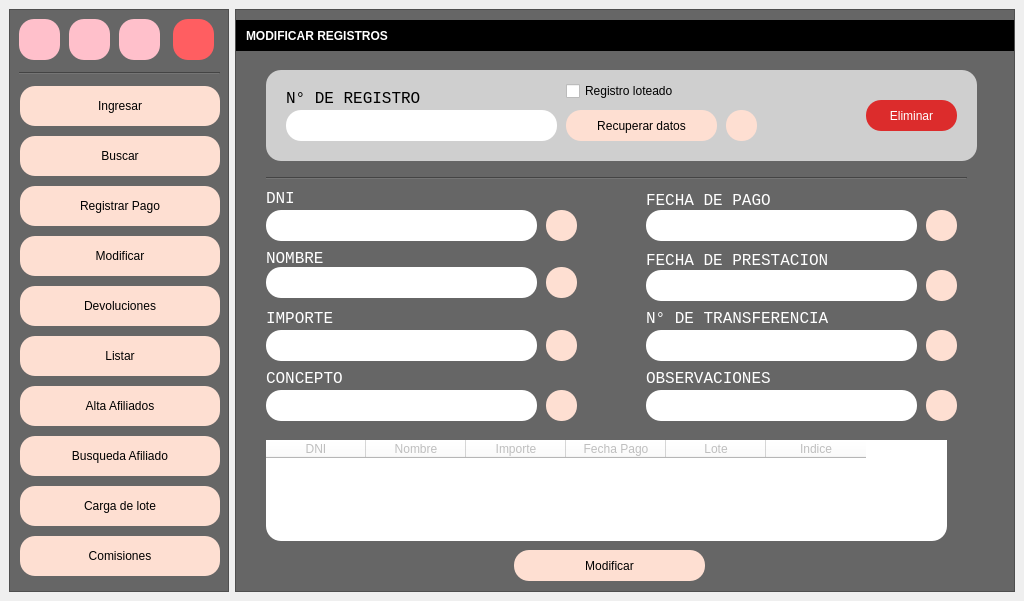
Above: ingresos.ui from zenfranco/office before the change. Below: the same form after it.
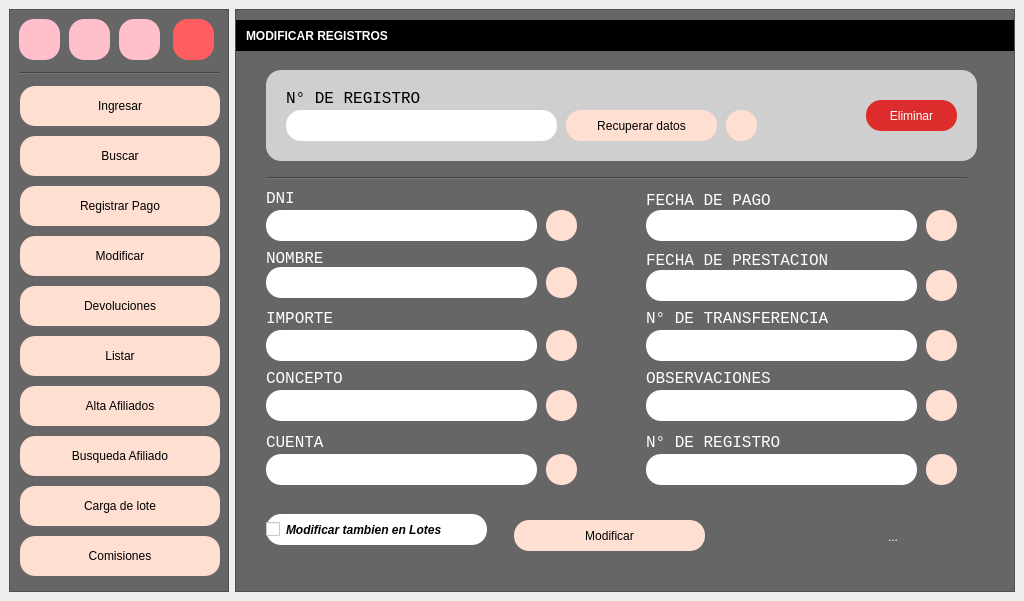
That is the form after the change. The open tabs and pages were chosen to show the change. Icons and pictures are not drawn.

```diff
--- a/ingresos.ui
+++ b/ingresos.ui
@@ -79,7 +79,8 @@
 font-weight: bold;
 }
 QTableWidget{
-background-color:#eee9e7;
+background-color:rgb(255, 240, 239);
+
 }
 
 QRadioButton{
@@ -4022,7 +4023,7 @@
            <property name="geometry">
             <rect>
              <x>278</x>
-             <y>540</y>
+             <y>510</y>
              <width>191</width>
              <height>31</height>
             </rect>
@@ -4153,69 +4154,6 @@
              <string>Eliminar</string>
             </property>
            </widget>
-           <widget class="QCheckBox" name="cbx_loteado">
-            <property name="geometry">
-             <rect>
-              <x>300</x>
-              <y>10</y>
-              <width>151</width>
-              <height>22</height>
-             </rect>
-            </property>
-            <property name="text">
-             <string>Registro loteado</string>
-            </property>
-           </widget>
-          </widget>
-          <widget class="QTableWidget" name="tb_modificar">
-           <property name="enabled">
-            <bool>false</bool>
-           </property>
-           <property name="geometry">
-            <rect>
-             <x>30</x>
-             <y>430</y>
-             <width>681</width>
-             <height>101</height>
-            </rect>
-           </property>
-           <property name="styleSheet">
-            <string notr="true">background-color: white;
-border-radius:15px;</string>
-           </property>
-           <attribute name="verticalHeaderVisible">
-            <bool>false</bool>
-           </attribute>
-           <column>
-            <property name="text">
-             <string>DNI</string>
-            </property>
-           </column>
-           <column>
-            <property name="text">
-             <string>Nombre</string>
-            </property>
-           </column>
-           <column>
-            <property name="text">
-             <string>Importe</string>
-            </property>
-           </column>
-           <column>
-            <property name="text">
-             <string>Fecha Pago</string>
-            </property>
-           </column>
-           <column>
-            <property name="text">
-             <string>Lote</string>
-            </property>
-           </column>
-           <column>
-            <property name="text">
-             <string>Indice</string>
-            </property>
-           </column>
           </widget>
           <widget class="QFrame" name="frame_29">
            <property name="geometry">
@@ -4255,6 +4193,150 @@
             </property>
            </widget>
           </widget>
+          <widget class="QPushButton" name="btn_liberacuenta">
+           <property name="geometry">
+            <rect>
+             <x>310</x>
+             <y>444</y>
+             <width>31</width>
+             <height>31</height>
+            </rect>
+           </property>
+           <property name="text">
+            <string/>
+           </property>
+           <property name="icon">
+            <iconset>
+             <normaloff>icons/unlock.png</normaloff>icons/unlock.png</iconset>
+           </property>
+          </widget>
+          <widget class="QLineEdit" name="txt_modificar_cuenta">
+           <property name="enabled">
+            <bool>false</bool>
+           </property>
+           <property name="geometry">
+            <rect>
+             <x>30</x>
+             <y>444</y>
+             <width>271</width>
+             <height>31</height>
+            </rect>
+           </property>
+          </widget>
+          <widget class="QLabel" name="label_47">
+           <property name="geometry">
+            <rect>
+             <x>30</x>
+             <y>424</y>
+             <width>221</width>
+             <height>17</height>
+            </rect>
+           </property>
+           <property name="font">
+            <font>
+             <family>Liberation Mono</family>
+             <pointsize>12</pointsize>
+             <weight>50</weight>
+             <italic>false</italic>
+             <bold>false</bold>
+            </font>
+           </property>
+           <property name="text">
+            <string>CUENTA</string>
+           </property>
+          </widget>
+          <widget class="QPushButton" name="btn_liberanuevoreg">
+           <property name="geometry">
+            <rect>
+             <x>690</x>
+             <y>444</y>
+             <width>31</width>
+             <height>31</height>
+            </rect>
+           </property>
+           <property name="text">
+            <string/>
+           </property>
+           <property name="icon">
+            <iconset>
+             <normaloff>icons/unlock.png</normaloff>icons/unlock.png</iconset>
+           </property>
+          </widget>
+          <widget class="QLineEdit" name="txt_modificar_nuevoreg">
+           <property name="enabled">
+            <bool>false</bool>
+           </property>
+           <property name="geometry">
+            <rect>
+             <x>410</x>
+             <y>444</y>
+             <width>271</width>
+             <height>31</height>
+            </rect>
+           </property>
+          </widget>
+          <widget class="QLabel" name="label_193">
+           <property name="geometry">
+            <rect>
+             <x>410</x>
+             <y>424</y>
+             <width>221</width>
+             <height>17</height>
+            </rect>
+           </property>
+           <property name="font">
+            <font>
+             <family>Liberation Mono</family>
+             <pointsize>12</pointsize>
+             <weight>50</weight>
+             <italic>false</italic>
+             <bold>false</bold>
+            </font>
+           </property>
+           <property name="text">
+            <string>N° DE REGISTRO</string>
+           </property>
+          </widget>
+          <widget class="QLabel" name="signal_indice">
+           <property name="geometry">
+            <rect>
+             <x>652</x>
+             <y>518</y>
+             <width>68</width>
+             <height>17</height>
+            </rect>
+           </property>
+           <property name="text">
+            <string>...</string>
+           </property>
+          </widget>
+          <widget class="QCheckBox" name="cbx_modificaenlote">
+           <property name="geometry">
+            <rect>
+             <x>30</x>
+             <y>504</y>
+             <width>221</width>
+             <height>31</height>
+            </rect>
+           </property>
+           <property name="font">
+            <font>
+             <pointsize>9</pointsize>
+             <weight>75</weight>
+             <italic>true</italic>
+             <bold>true</bold>
+            </font>
+           </property>
+           <property name="styleSheet">
+            <string notr="true">
+background:white;
+border-radius:15px;
+</string>
+           </property>
+           <property name="text">
+            <string>Modificar tambien en Lotes</string>
+           </property>
+          </widget>
          </widget>
          <widget class="QWidget" name="p_lotes">
           <widget class="QFrame" name="frame_6">
```
Left out of the diff: 573 changed lines with no effect on the pictures.
